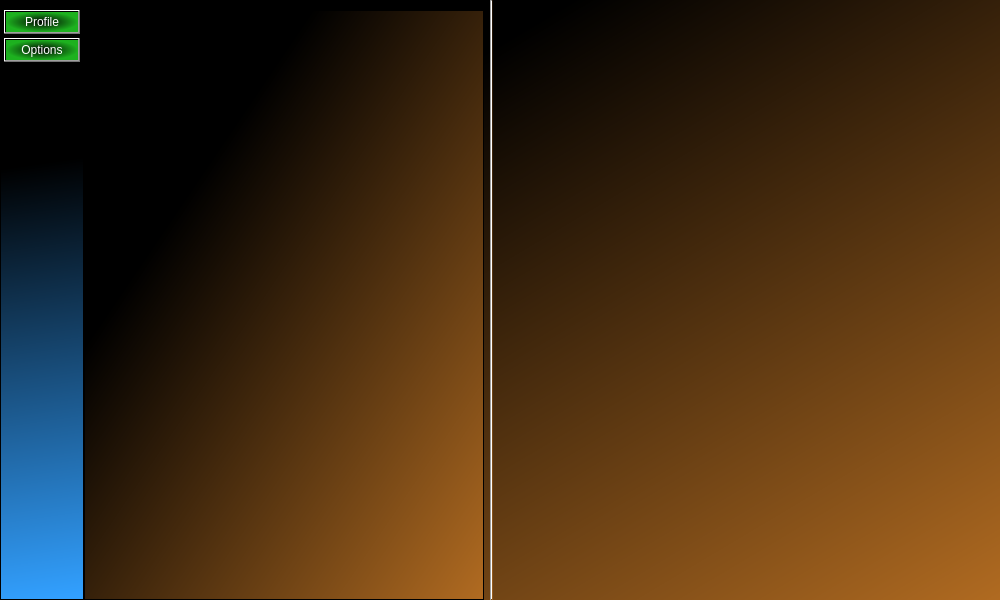
Old version of the form messenger1/app.ui in the repository Lucimad007/Messenger_sprites_6.
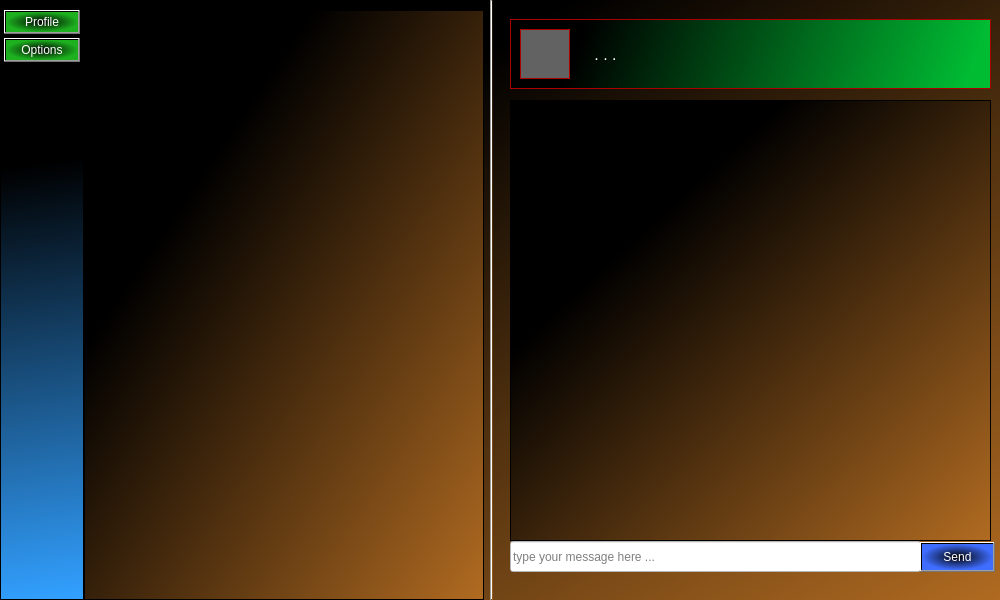
New version of the form.

Commit message: App : sample chat area

```diff
--- a/messenger1/app.ui
+++ b/messenger1/app.ui
@@ -109,6 +109,118 @@
      </property>
     </widget>
    </widget>
+   <widget class="QWidget" name="chatPrototypeWidget" native="true">
+    <property name="geometry">
+     <rect>
+      <x>510</x>
+      <y>19</y>
+      <width>481</width>
+      <height>70</height>
+     </rect>
+    </property>
+    <property name="styleSheet">
+     <string notr="true">background-color: qlineargradient(spread:pad, x1:0.136, y1:0.488955, x2:0.971591, y2:0.534, stop:0 rgba(0, 0, 0, 255), stop:1 rgba(0, 188, 51, 255));
+border:solid;
+border-width:0.5px;
+border-color:rgb(170, 0, 0);</string>
+    </property>
+    <widget class="QGraphicsView" name="profilePicture">
+     <property name="geometry">
+      <rect>
+       <x>10</x>
+       <y>10</y>
+       <width>50</width>
+       <height>50</height>
+      </rect>
+     </property>
+     <property name="styleSheet">
+      <string notr="true">background-color: rgb(98, 98, 98);</string>
+     </property>
+    </widget>
+    <widget class="QLabel" name="label">
+     <property name="geometry">
+      <rect>
+       <x>80</x>
+       <y>20</y>
+       <width>201</width>
+       <height>30</height>
+      </rect>
+     </property>
+     <property name="font">
+      <font>
+       <pointsize>12</pointsize>
+      </font>
+     </property>
+     <property name="styleSheet">
+      <string notr="true">border:transparent;
+background:transparent;
+color: rgb(255, 255, 255);</string>
+     </property>
+     <property name="text">
+      <string> . . .</string>
+     </property>
+    </widget>
+   </widget>
+   <widget class="QScrollArea" name="chatScrollArea">
+    <property name="geometry">
+     <rect>
+      <x>510</x>
+      <y>100</y>
+      <width>481</width>
+      <height>441</height>
+     </rect>
+    </property>
+    <property name="styleSheet">
+     <string notr="true"/>
+    </property>
+    <property name="widgetResizable">
+     <bool>true</bool>
+    </property>
+    <widget class="QWidget" name="scrollAreaWidgetContents_2">
+     <property name="geometry">
+      <rect>
+       <x>0</x>
+       <y>0</y>
+       <width>479</width>
+       <height>439</height>
+      </rect>
+     </property>
+    </widget>
+   </widget>
+   <widget class="QLineEdit" name="lineEdit">
+    <property name="geometry">
+     <rect>
+      <x>510</x>
+      <y>541</y>
+      <width>411</width>
+      <height>31</height>
+     </rect>
+    </property>
+    <property name="styleSheet">
+     <string notr="true">background-color: rgb(255, 255, 255);
+color: rgb(0, 0, 0);</string>
+    </property>
+    <property name="placeholderText">
+     <string>type your message here ...</string>
+    </property>
+   </widget>
+   <widget class="QPushButton" name="pushButton">
+    <property name="geometry">
+     <rect>
+      <x>920</x>
+      <y>542</y>
+      <width>75</width>
+      <height>30</height>
+     </rect>
+    </property>
+    <property name="styleSheet">
+     <string notr="true">color: rgb(255, 255, 255);
+background-color: qradialgradient(spread:pad, cx:0.5, cy:0.5, radius:0.5, fx:0.5, fy:0.5, stop:0 rgba(0, 0, 0, 255), stop:1 rgba(63, 109, 255, 255));</string>
+    </property>
+    <property name="text">
+     <string>Send</string>
+    </property>
+   </widget>
   </widget>
   <widget class="QMenuBar" name="menubar">
    <property name="geometry">
```
The commit also changes 2 other files.
